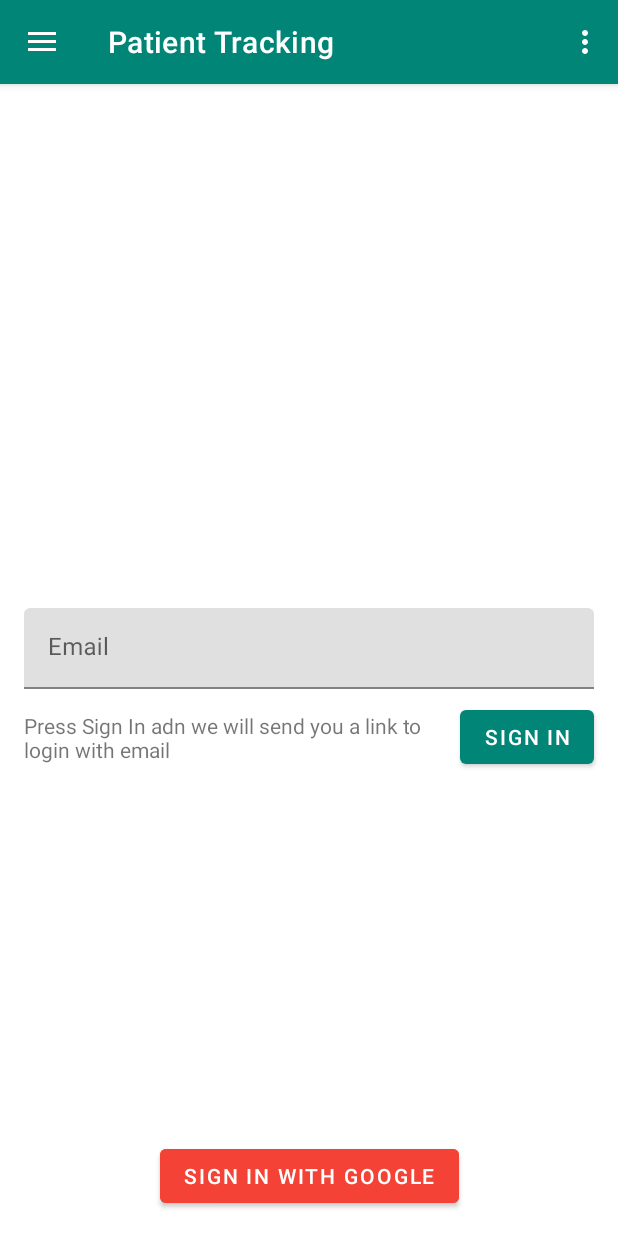
After one commit to brocktaban/PatientTracking, an Android app: the fragment Account placed in its activity, on a phone screen of 412 x 824 dp. The commit adds this screen. Run offline under Robolectric (Android 15) with nearby library versions, the phone set to English and light mode, and no system bars; our stand-ins replace Firebase (no records; nobody signed in at launch, a user with empty details on screens opened directly); 1 statement that could not run was skipped.

Commit message:
Created Account Fragment
Designed the fragment
Added Firebase Link Auth System
Added Catche system

```diff
--- a/app/build.gradle
+++ b/app/build.gradle
@@ -49,6 +49,10 @@ dependencies {
     implementation 'com.google.firebase:firebase-core:16.0.8'
     implementation 'com.google.firebase:firebase-firestore:18.2.0'
     implementation 'com.google.firebase:firebase-auth:16.2.0'
+    implementation 'com.google.firebase:firebase-dynamic-links:16.1.8'
+
+    // Google Play Services
+    implementation 'com.google.android.gms:play-services-auth:16.0.1'
 
     //Glide
     implementation 'com.github.bumptech.glide:glide:4.9.0'
--- /dev/null
+++ b/app/src/main/java/com/brocktaban/patienttracking/Account.kt
@@ -0,0 +1,104 @@
+package com.brocktaban.patienttracking
+
+
+import android.content.Context
+import android.net.Uri
+import android.os.Bundle
+import androidx.fragment.app.Fragment
+import android.view.LayoutInflater
+import android.view.View
+import android.view.ViewGroup
+import com.google.firebase.auth.ActionCodeSettings
+import com.google.firebase.auth.EmailAuthProvider
+import com.google.firebase.auth.FirebaseAuth
+import com.google.firebase.dynamiclinks.DynamicLink
+import com.google.firebase.dynamiclinks.FirebaseDynamicLinks
+import kotlinx.android.synthetic.main.fragment_account.view.*
+import org.jetbrains.anko.AnkoLogger
+import org.jetbrains.anko.design.snackbar
+import org.jetbrains.anko.wtf
+
+class Account(val intentValue: String? = null) : Fragment(), AnkoLogger {
+
+    private lateinit var mAuth: FirebaseAuth
+    private val filename = "email-file"
+
+    override fun onCreateView(
+        inflater: LayoutInflater, container: ViewGroup?,
+        savedInstanceState: Bundle?
+    ): View? {
+        val v = inflater.inflate(R.layout.fragment_account, container, false)
+
+
+        mAuth = FirebaseAuth.getInstance()
+
+        wtf(mAuth.currentUser?.email != null)
+
+        if (intentValue != null) {
+
+            context?.openFileInput(filename).use {
+                val email = String(it!!.readBytes())
+
+                val credential = EmailAuthProvider.getCredentialWithLink(email, intentValue)
+
+                mAuth.currentUser!!.linkWithCredential(credential)
+                    .addOnCompleteListener { task ->
+                        if (task.isSuccessful) {
+                            v.main.snackbar("Success")
+                            val result = task.result
+                            // You can access the new user via result.getUser()
+                            // Additional user info profile *not* available via:
+                            // result.getAdditionalUserInfo().getProfile() == null
+                            // You can check if the user is new or existing:
+                            // result.getAdditionalUserInfo().isNewUser()
+
+                            context?.deleteFile(filename)
+
+                        } else {
+                            wtf("Error signing in with email link", task.exception)
+                        }
+                    }
+            }
+        }
+
+
+
+
+        v.sign_in.setOnClickListener {
+
+            val actionCodeSettings = ActionCodeSettings.newBuilder()
+                .setUrl("http://patient-tracker-d7c77.firebaseapp.com/app")
+                .setHandleCodeInApp(true)
+//            .setIOSBundleId("com.example.ios")
+                .setAndroidPackageName(
+                    "com.brocktaban.patienttracking",
+                    true,
+                    null)
+                .build()
+
+            val email = v.et_email.text.toString()
+
+            v.sign_in.isEnabled = false
+
+            context?.openFileOutput(filename, Context.MODE_PRIVATE).use {
+                it?.write(email.toByteArray())
+            }
+
+            mAuth.sendSignInLinkToEmail(email, actionCodeSettings)
+                .addOnCompleteListener { task ->
+                    if (task.isSuccessful) {
+                        v.main.snackbar("Email sent.")
+                    } else {
+                        wtf("email failed", task.exception)
+                    }
+
+                    v.sign_in.isEnabled = true
+                }
+        }
+
+
+        return v
+    }
+
+
+}
--- a/app/src/main/java/com/brocktaban/patienttracking/MainActivity.kt
+++ b/app/src/main/java/com/brocktaban/patienttracking/MainActivity.kt
@@ -1,20 +1,17 @@
 package com.brocktaban.patienttracking
 
 import android.os.Bundle
-import com.google.android.material.floatingactionbutton.FloatingActionButton
-import com.google.android.material.snackbar.Snackbar
 import androidx.core.view.GravityCompat
 import androidx.appcompat.app.ActionBarDrawerToggle
 import android.view.MenuItem
 import androidx.drawerlayout.widget.DrawerLayout
 import com.google.android.material.navigation.NavigationView
 import androidx.appcompat.app.AppCompatActivity
-import androidx.appcompat.widget.Toolbar
 import android.view.Menu
 import androidx.fragment.app.Fragment
+import com.google.firebase.auth.FirebaseAuth
 import kotlinx.android.synthetic.main.activity_main.*
 import kotlinx.android.synthetic.main.app_bar_main.*
-import org.jetbrains.anko.toast
 
 
 class MainActivity : AppCompatActivity(), NavigationView.OnNavigationItemSelectedListener {
@@ -26,6 +23,13 @@ class MainActivity : AppCompatActivity(), NavigationView.OnNavigationItemSelecte
 
         setSupportActionBar(toolbar)
         title = getString(R.string.app_name)
+
+        if (intent.data != null) {
+            val auth = FirebaseAuth.getInstance()
+            val data = intent.data.toString()
+            if (auth.isSignInWithEmailLink(data))
+                changeFragment(Account(data), "Your Account")
+        }
 
 //        val fab: FloatingActionButton = findViewById(R.id.fab)
 //        fab.setOnClickListener { view ->
@@ -50,7 +54,7 @@ class MainActivity : AppCompatActivity(), NavigationView.OnNavigationItemSelecte
 
 
             supportFragmentManager.beginTransaction()
-                .add(R.id.frame_layout, firstFragment).commit()
+                .replace(R.id.frame_layout, firstFragment).commit()
 
             activateNavItem(0)
         }
@@ -90,6 +94,7 @@ class MainActivity : AppCompatActivity(), NavigationView.OnNavigationItemSelecte
 
             }
             R.id.nav_history -> changeFragment(History(), "History")
+            R.id.nav_account -> changeFragment(Account(), "Your Account")
         }
         val drawerLayout: DrawerLayout = findViewById(R.id.drawer_layout)
         drawerLayout.closeDrawer(GravityCompat.START)
--- /dev/null
+++ b/app/src/main/res/layout/fragment_account.xml
@@ -0,0 +1,66 @@
+<?xml version="1.0" encoding="utf-8"?>
+<androidx.constraintlayout.widget.ConstraintLayout
+        xmlns:android="http://schemas.android.com/apk/res/android"
+        xmlns:app="http://schemas.android.com/apk/res-auto" xmlns:tools="http://schemas.android.com/tools"
+        android:layout_width="match_parent"
+        android:id="@+id/main"
+        android:layout_height="match_parent"
+        tools:context=".Account">
+
+
+    <com.google.android.material.textfield.TextInputLayout
+            android:layout_marginStart="16dp"
+            android:layout_marginEnd="16dp"
+            app:layout_constraintEnd_toEndOf="parent"
+            app:layout_constraintStart_toStartOf="parent"
+            android:layout_width="match_parent"
+            android:layout_height="wrap_content"
+            android:hint="Email"
+            app:layout_constraintTop_toTopOf="parent"
+            style="@style/Widget.MaterialComponents.TextInputLayout.FilledBox.Dense"
+            app:layout_constraintBottom_toBottomOf="@+id/sign_in_google"
+            android:id="@+id/email_layout">
+
+        <com.google.android.material.textfield.TextInputEditText
+                android:id="@+id/et_email"
+                android:lines="1"
+                android:singleLine="true"
+                android:inputType="textEmailAddress"
+                android:imeOptions="actionDone"
+                android:layout_width="match_parent"
+                android:layout_height="wrap_content"/>
+
+    </com.google.android.material.textfield.TextInputLayout>
+
+    <com.google.android.material.button.MaterialButton
+            android:layout_marginTop="8dp"
+            android:layout_marginEnd="16dp"
+            android:layout_width="wrap_content"
+            android:layout_height="wrap_content"
+            android:text="Sign In"
+            app:layout_constraintTop_toBottomOf="@+id/email_layout"
+            app:layout_constraintEnd_toEndOf="parent"
+            android:id="@+id/sign_in"/>
+
+    <TextView android:layout_width="0dp"
+              android:layout_height="wrap_content"
+              android:layout_marginStart="16dp"
+              android:text="Press Sign In adn we will send you a link to login with email"
+              app:layout_constraintStart_toStartOf="parent"
+              app:layout_constraintEnd_toStartOf="@+id/sign_in"
+              app:layout_constraintTop_toTopOf="@+id/sign_in"
+              app:layout_constraintBottom_toBottomOf="@+id/sign_in"/>
+
+    <com.google.android.material.button.MaterialButton
+            android:backgroundTint="@color/google_red"
+            android:text="Sign in with google"
+            android:layout_width="wrap_content"
+            android:layout_height="wrap_content"
+            android:layout_margin="16dp"
+            android:layout_marginTop="8dp"
+            app:layout_constraintBottom_toBottomOf="parent"
+            app:layout_constraintEnd_toEndOf="parent"
+            app:layout_constraintStart_toStartOf="parent"
+            android:id="@+id/sign_in_google"/>
+
+</androidx.constraintlayout.widget.ConstraintLayout>
--- /dev/null
+++ b/app/src/main/res/values-v21/colors.xml
@@ -0,0 +1,4 @@
+<?xml version="1.0" encoding="utf-8"?>
+<resources>
+    <color name="google_red">#f44336</color>
+</resources>
--- a/app/src/main/res/values/colors.xml
+++ b/app/src/main/res/values/colors.xml
@@ -4,4 +4,5 @@
     <color name="colorPrimaryDark">#00574B</color>
     <color name="colorAccent">#D81B60</color>
     <color name="black">#000</color>
+    <color name="google_red">#f44336</color>
 </resources>
```
Also changed, not shown: app/src/main/AndroidManifest.xml (+6 -1 lines).
